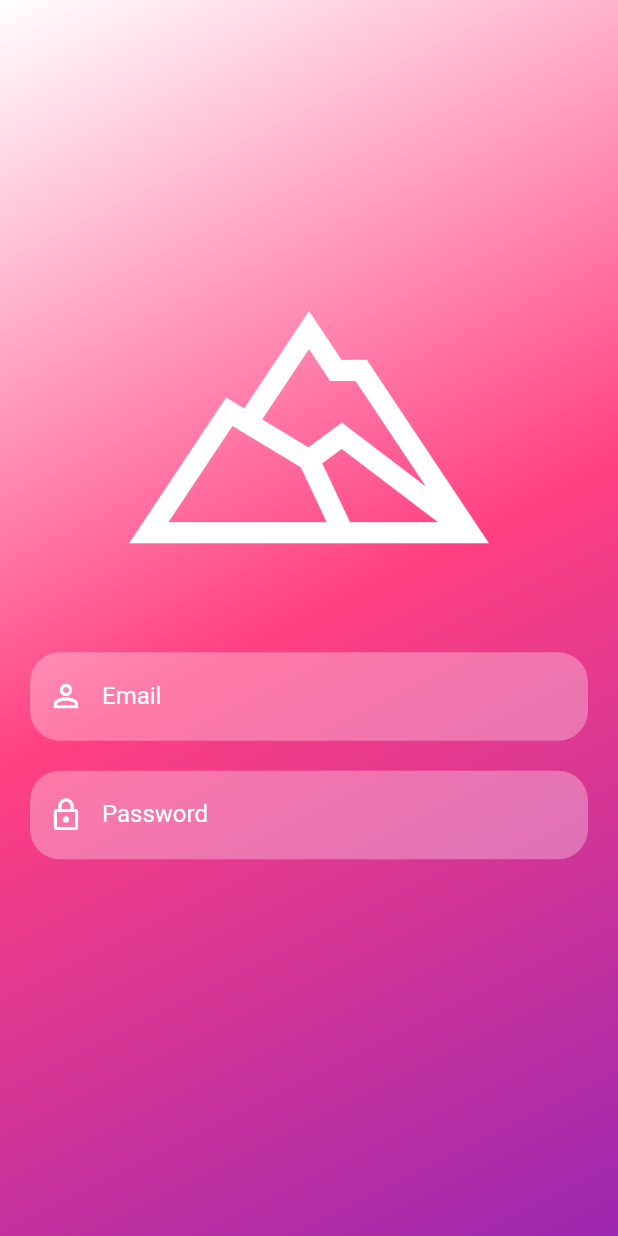
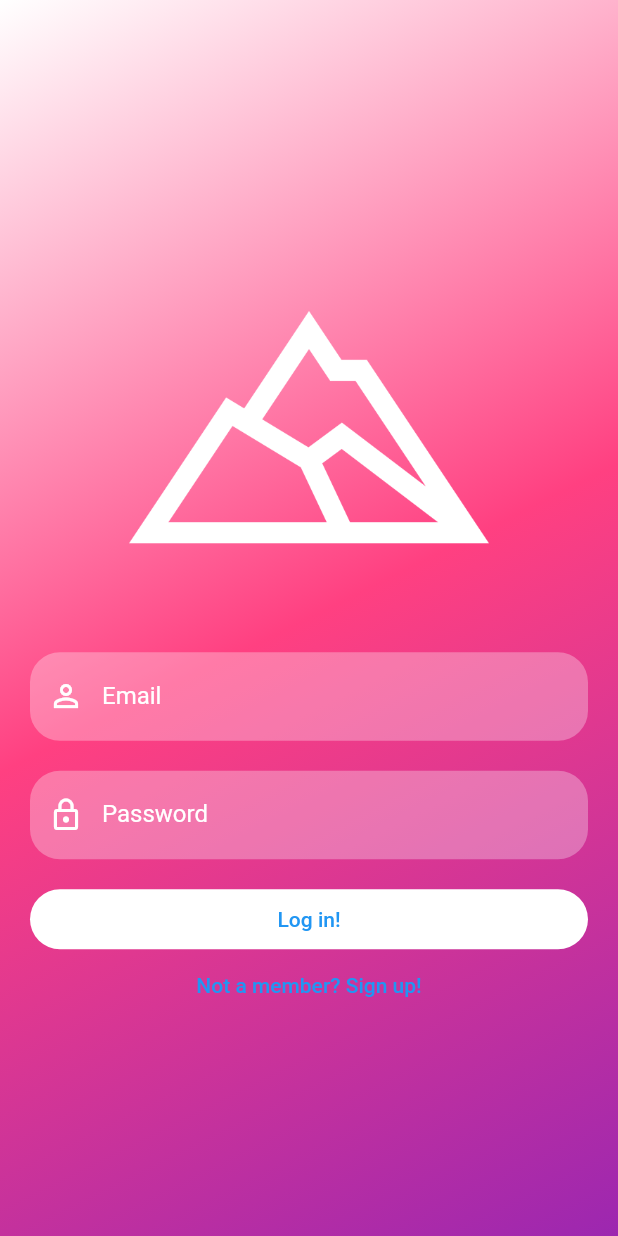
Before and after one commit to polancka/bach_thes, a Flutter app: the screen it shows after launch, on a phone screen of 412 x 824 dp. Run offline on Flutter 3.47's test engine with Material 2 defaults, Android fonts, the phone set to English and light mode, and no system bars; our stand-ins replace firebase_auth, firebase_core; accounts and stored records are empty.

Commit message:
"New login/signup buttons, working navigation between login/register/home page"

```diff
--- a/lib/components/reusable_widgets.dart
+++ b/lib/components/reusable_widgets.dart
@@ -1,3 +1,5 @@
+import 'package:bach_thes/pages/home_page.dart';
+import 'package:bach_thes/pages/reg_page.dart';
 import 'package:flutter/material.dart';
 
 Image logoWidget(String imageUrl) {
@@ -32,4 +34,40 @@ TextField reusableTextField(String hinttext, TextEditingController controller,
   );
 }
 
-//add reusable Sign in /register button
+//Login button
+SizedBox logInButton(BuildContext context, String text) {
+  return SizedBox(
+    width: MediaQuery.of(context).size.width,
+    height: 40,
+    child: TextButton(
+        onPressed: () {
+          Navigator.of(context)
+              .push(MaterialPageRoute(builder: (context) => HomePage()));
+        },
+        style: ButtonStyle(
+            shape: MaterialStateProperty.all<RoundedRectangleBorder>(
+                RoundedRectangleBorder(
+                    borderRadius: BorderRadius.circular(20))),
+            backgroundColor: MaterialStateProperty.resolveWith((states) {
+              if (!states.contains(MaterialState.pressed)) {
+                return Colors.white;
+              } else {
+                return Colors.pinkAccent;
+              }
+            })),
+        child: Text(text)),
+  );
+}
+
+//sign up button
+SizedBox signUpButton(BuildContext context) {
+  return SizedBox(
+    child: TextButton(
+      onPressed: () {
+        Navigator.of(context)
+            .push(MaterialPageRoute(builder: (context) => RegPage()));
+      },
+      child: Text("Not a member? Sign up!"),
+    ),
+  );
+}
--- a/lib/main.dart
+++ b/lib/main.dart
@@ -1,4 +1,4 @@
-import 'package:bach_thes/pages/authentication_page.dart';
+import 'package:bach_thes/pages/reg_page.dart';
 import 'package:flutter/material.dart';
 //import 'models/peak.dart';
 //import 'mock_database/mock_peak.dart';
@@ -10,11 +10,7 @@ import 'package:firebase_auth/firebase_auth.dart';
 import 'pages/home_page.dart';
 import 'pages/login.dart';
 
-void main() async {
-  WidgetsFlutterBinding.ensureInitialized();
-  await Firebase.initializeApp(
-    options: DefaultFirebaseOptions.currentPlatform,
-  );
+void main() {
   //final List<Peak> mockPeaks = MockPeak.FetchAll();
   return runApp(const MyApp());
 }
@@ -24,7 +20,7 @@ class MyApp extends StatelessWidget {
 
   @override
   Widget build(BuildContext context) {
-    return MaterialApp(
+    return const MaterialApp(
       debugShowCheckedModeBanner: false,
       home: LoginPage(),
     );
```
Also changed, not shown: lib/pages/authentication_page.dart (deleted, +0 -33 lines), lib/pages/login.dart (+26 -29 lines), lib/pages/reg_page.dart (added, +53 -0 lines), lib/pages/registration_page.dart (+2 -30 lines).
